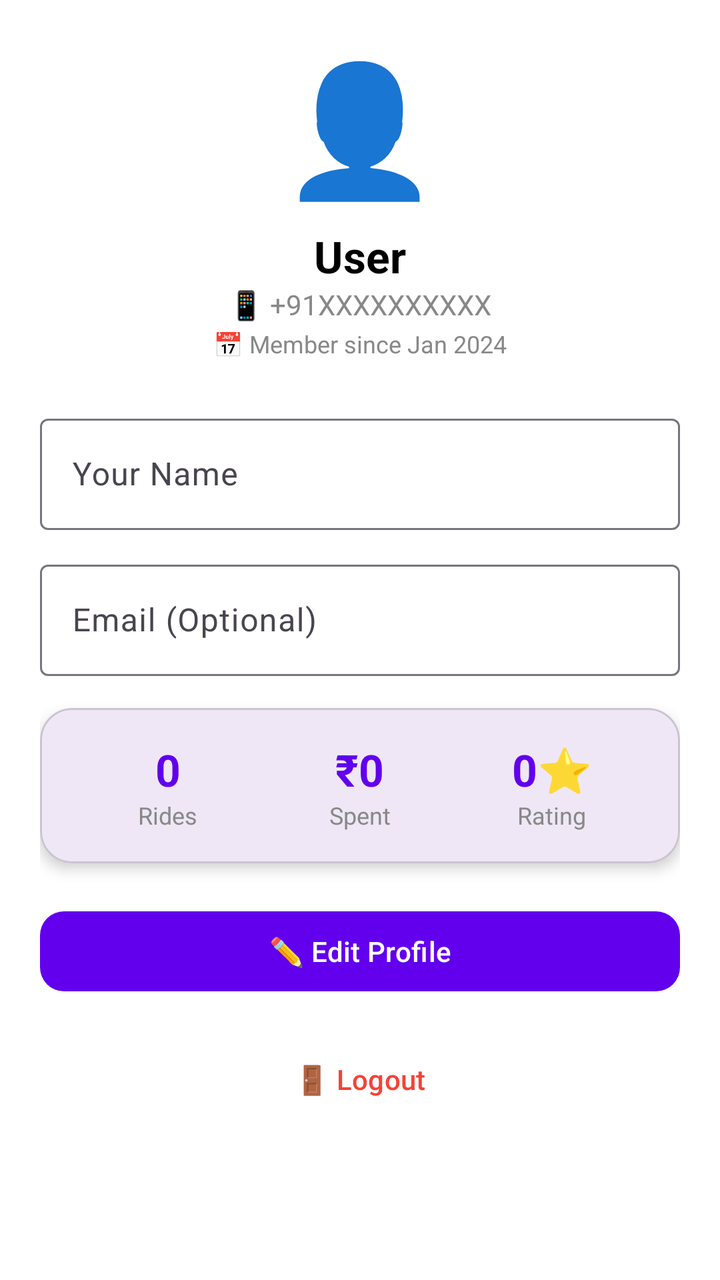
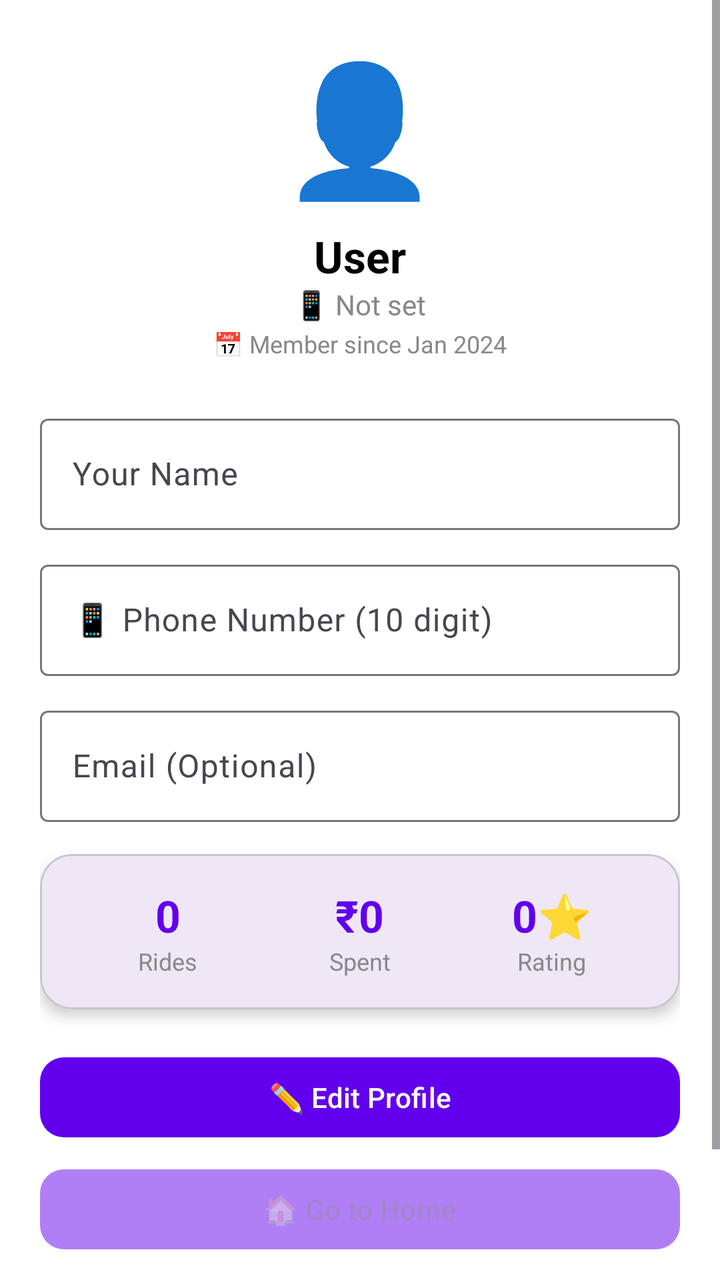

An Android layout rendered at two revisions. The XML below is the earlier revision; the diff shows what the commit changed to produce the second picture.
<!-- AndroidManifest.xml: application theme Theme.KakarwaiRider -->
<!-- res/layout/fragment_user.xml -->
<?xml version="1.0" encoding="utf-8"?>
<ScrollView xmlns:android="http://schemas.android.com/apk/res/android"
    xmlns:app="http://schemas.android.com/apk/res-auto"
    android:layout_width="match_parent"
    android:layout_height="match_parent"
    android:fillViewport="true"
    android:background="@color/white">

    <LinearLayout
        android:layout_width="match_parent"
        android:layout_height="wrap_content"
        android:orientation="vertical"
        android:padding="20dp"
        android:paddingBottom="80dp">

        
        <LinearLayout
            android:layout_width="match_parent"
            android:layout_height="wrap_content"
            android:orientation="vertical"
            android:gravity="center"
            android:layout_marginBottom="24dp">

            <TextView
                android:layout_width="wrap_content"
                android:layout_height="wrap_content"
                android:text="👤"
                android:textSize="64sp"
                android:layout_marginBottom="8dp" />

            <TextView
                android:id="@+id/tvName"
                android:layout_width="wrap_content"
                android:layout_height="wrap_content"
                android:text="User"
                android:textSize="22sp"
                android:textStyle="bold"
                android:textColor="@color/black" />

            <TextView
                android:id="@+id/tvPhone"
                android:layout_width="wrap_content"
                android:layout_height="wrap_content"
                android:text="📱 +91XXXXXXXXXX"
                android:textSize="14sp"
                android:textColor="@color/grey" />

            <TextView
                android:id="@+id/tvMemberSince"
                android:layout_width="wrap_content"
                android:layout_height="wrap_content"
                android:text="📅 Member since Jan 2024"
                android:textSize="12sp"
                android:textColor="@color/grey"
                android:layout_marginTop="2dp" />

        </LinearLayout>

        
        <com.google.android.material.textfield.TextInputLayout
            android:id="@+id/tilName"
            android:layout_width="match_parent"
            android:layout_height="wrap_content"
            style="@style/Widget.Material3.TextInputLayout.OutlinedBox"
            android:layout_marginBottom="12dp">

            <com.google.android.material.textfield.TextInputEditText
                android:id="@+id/etName"
                android:layout_width="match_parent"
                android:layout_height="wrap_content"
                android:hint="Your Name"
                android:inputType="text"
                android:enabled="false" />

        </com.google.android.material.textfield.TextInputLayout>

        <com.google.android.material.textfield.TextInputLayout
            android:id="@+id/tilEmail"
            android:layout_width="match_parent"
            android:layout_height="wrap_content"
            style="@style/Widget.Material3.TextInputLayout.OutlinedBox"
            android:layout_marginBottom="16dp">

            <com.google.android.material.textfield.TextInputEditText
                android:id="@+id/etEmail"
                android:layout_width="match_parent"
                android:layout_height="wrap_content"
                android:hint="Email (Optional)"
                android:inputType="textEmailAddress"
                android:enabled="false" />

        </com.google.android.material.textfield.TextInputLayout>

        
        <com.google.android.material.card.MaterialCardView
            android:layout_width="match_parent"
            android:layout_height="wrap_content"
            app:cardCornerRadius="16dp"
            app:cardElevation="4dp"
            android:layout_marginBottom="20dp">

            <LinearLayout
                android:layout_width="match_parent"
                android:layout_height="wrap_content"
                android:orientation="horizontal"
                android:padding="16dp">

                <LinearLayout
                    android:layout_width="0dp"
                    android:layout_height="wrap_content"
                    android:layout_weight="1"
                    android:orientation="vertical"
                    android:gravity="center">

                    <TextView
                        android:id="@+id/tvTotalRides"
                        android:layout_width="wrap_content"
                        android:layout_height="wrap_content"
                        android:text="0"
                        android:textSize="22sp"
                        android:textStyle="bold"
                        android:textColor="@color/primary" />

                    <TextView
                        android:layout_width="wrap_content"
                        android:layout_height="wrap_content"
                        android:text="Rides"
                        android:textSize="12sp"
                        android:textColor="@color/grey" />

                </LinearLayout>

                <LinearLayout
                    android:layout_width="0dp"
                    android:layout_height="wrap_content"
                    android:layout_weight="1"
                    android:orientation="vertical"
                    android:gravity="center">

                    <TextView
                        android:id="@+id/tvTotalSpent"
                        android:layout_width="wrap_content"
                        android:layout_height="wrap_content"
                        android:text="₹0"
                        android:textSize="22sp"
                        android:textStyle="bold"
                        android:textColor="@color/primary" />

                    <TextView
                        android:layout_width="wrap_content"
                        android:layout_height="wrap_content"
                        android:text="Spent"
                        android:textSize="12sp"
                        android:textColor="@color/grey" />

                </LinearLayout>

                <LinearLayout
                    android:layout_width="0dp"
                    android:layout_height="wrap_content"
                    android:layout_weight="1"
                    android:orientation="vertical"
                    android:gravity="center">

                    <TextView
                        android:id="@+id/tvRating"
                        android:layout_width="wrap_content"
                        android:layout_height="wrap_content"
                        android:text="0⭐"
                        android:textSize="22sp"
                        android:textStyle="bold"
                        android:textColor="@color/primary" />

                    <TextView
                        android:layout_width="wrap_content"
                        android:layout_height="wrap_content"
                        android:text="Rating"
                        android:textSize="12sp"
                        android:textColor="@color/grey" />

                </LinearLayout>

            </LinearLayout>

        </com.google.android.material.card.MaterialCardView>

        
        <com.google.android.material.button.MaterialButton
            android:id="@+id/btnEdit"
            android:layout_width="match_parent"
            android:layout_height="48dp"
            android:text="✏️ Edit Profile"
            app:cornerRadius="12dp"
            android:layout_marginBottom="8dp"
            app:backgroundTint="@color/primary" />

        <com.google.android.material.button.MaterialButton
            android:id="@+id/btnSave"
            android:layout_width="match_parent"
            android:layout_height="48dp"
            android:text="💾 Save Profile"
            app:cornerRadius="12dp"
            android:layout_marginBottom="8dp"
            android:visibility="gone"
            app:backgroundTint="@color/green" />

        <com.google.android.material.button.MaterialButton
            android:id="@+id/btnLogout"
            android:layout_width="match_parent"
            android:layout_height="48dp"
            android:text="🚪 Logout"
            style="@style/Widget.Material3.Button.TextButton"
            android:textColor="@color/red"
            android:layout_marginTop="8dp" />

    </LinearLayout>

</ScrollView>
<!-- resources referenced by this layout -->
<resources>
  <color name="black">#FF000000</color>
  <color name="green">#4CAF50</color>
  <color name="grey">#888888</color>
  <color name="primary">@color/purple_500</color>
  <color name="red">#F44336</color>
  <color name="white">#FFFFFFFF</color>
  <style name="Theme.KakarwaiRider" parent="Base.Theme.KakarwaiRider" />
  <color name="purple_500">#FF6200EE</color>
  <style name="Base.Theme.KakarwaiRider" parent="Theme.Material3.DayNight.NoActionBar">
          
          
      </style>
</resources>

<!-- the commit's change to res/layout/fragment_user.xml (unified diff, before → after) -->
@@ -41,7 +41,7 @@
                 android:id="@+id/tvPhone"
                 android:layout_width="wrap_content"
                 android:layout_height="wrap_content"
-                android:text="📱 +91XXXXXXXXXX"
+                android:text="📱 Not set"
                 android:textSize="14sp"
                 android:textColor="@color/grey" />
 
@@ -70,6 +70,26 @@
                 android:layout_height="wrap_content"
                 android:hint="Your Name"
                 android:inputType="text"
+                android:enabled="false" />
+
+        </com.google.android.material.textfield.TextInputLayout>
+
+        
+        <com.google.android.material.textfield.TextInputLayout
+            android:id="@+id/tilPhone"
+            android:layout_width="match_parent"
+            android:layout_height="wrap_content"
+            style="@style/Widget.Material3.TextInputLayout.OutlinedBox"
+            android:layout_marginBottom="12dp">
+
+            <com.google.android.material.textfield.TextInputEditText
+                android:id="@+id/etPhone"
+                android:layout_width="match_parent"
+                android:layout_height="wrap_content"
+                android:hint="📱 Phone Number (10 digit)"
+                android:inputType="phone"
+                android:maxLength="10"
+                android:digits="0123456789"
                 android:enabled="false" />
 
         </com.google.android.material.textfield.TextInputLayout>
@@ -194,6 +214,7 @@
             android:layout_marginBottom="8dp"
             app:backgroundTint="@color/primary" />
 
+        
         <com.google.android.material.button.MaterialButton
             android:id="@+id/btnSave"
             android:layout_width="match_parent"
@@ -204,6 +225,19 @@
             android:visibility="gone"
             app:backgroundTint="@color/green" />
 
+        
+        <com.google.android.material.button.MaterialButton
+            android:id="@+id/btnGoToHome"
+            android:layout_width="match_parent"
+            android:layout_height="48dp"
+            android:text="🏠 Go to Home"
+            app:cornerRadius="12dp"
+            android:layout_marginBottom="8dp"
+            android:enabled="false"
+            android:alpha="0.5"
+            app:backgroundTint="@color/primary" />
+
+        
         <com.google.android.material.button.MaterialButton
             android:id="@+id/btnLogout"
             android:layout_width="match_parent"
